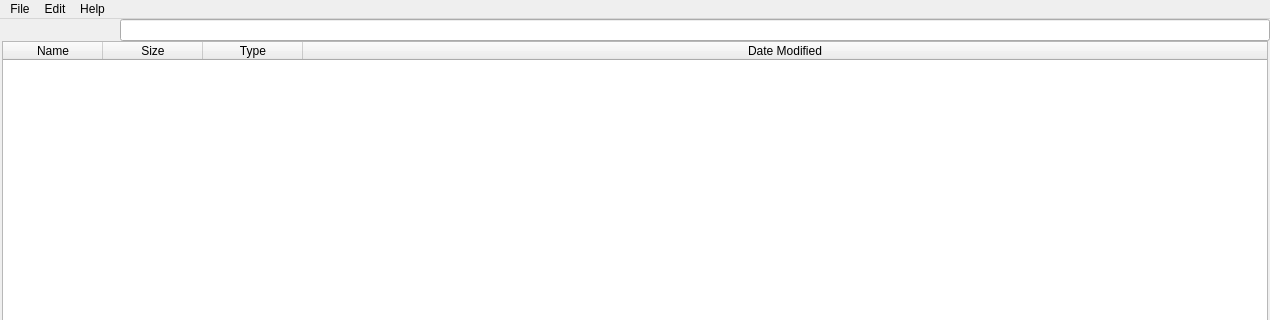
Qt form newwindow.ui (ExtraSpadeTheA/TinyFiles) before a commit; both pictures show x 0 to 1270 and y 0 to 320 of the 1270 by 800 pixel window.
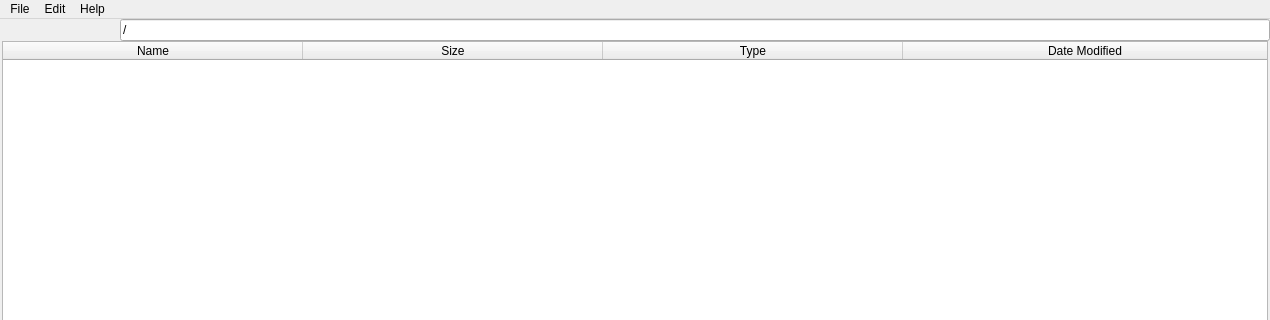
The same form after that commit. Icons and pictures are not drawn.

The edit to the form file:
```diff
--- a/newwindow.ui
+++ b/newwindow.ui
@@ -107,7 +107,11 @@
         </widget>
        </item>
        <item>
-        <widget class="QLineEdit" name="lineEdit"/>
+        <widget class="QLineEdit" name="lineEdit">
+         <property name="text">
+          <string>/</string>
+         </property>
+        </widget>
        </item>
       </layout>
      </widget>
@@ -159,6 +163,9 @@
          <property name="cornerButtonEnabled">
           <bool>false</bool>
          </property>
+         <attribute name="horizontalHeaderDefaultSectionSize">
+          <number>300</number>
+         </attribute>
          <attribute name="horizontalHeaderHighlightSections">
           <bool>false</bool>
          </attribute>
```
Left out of the diff: 2 changed lines with no effect on the pictures.
